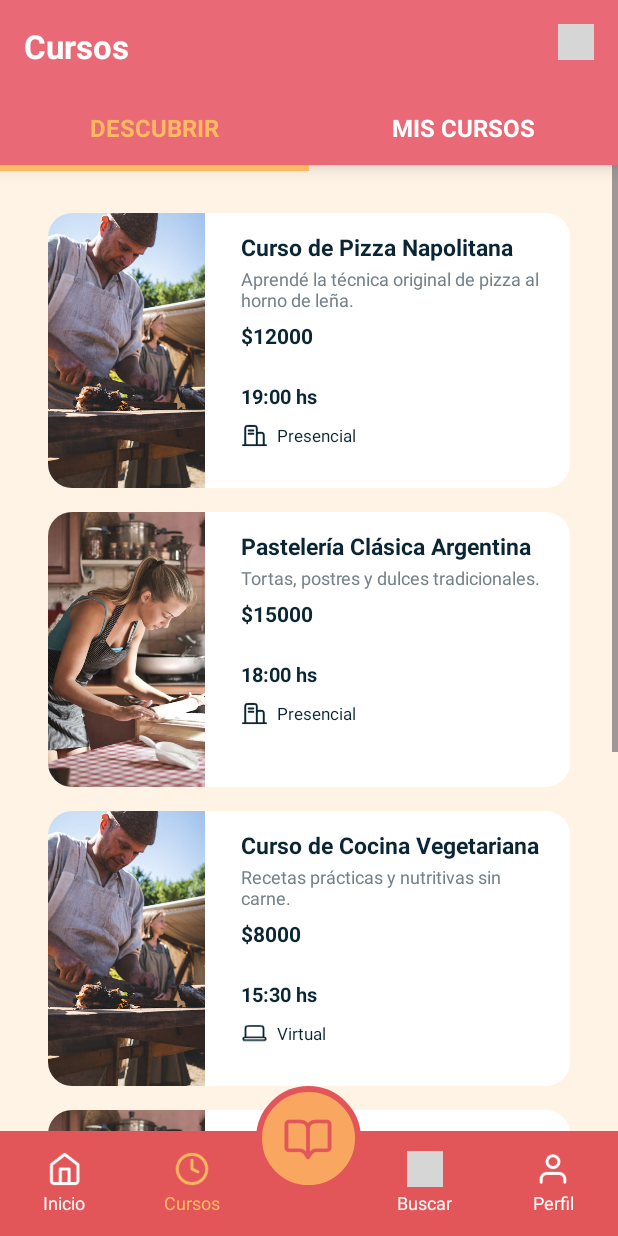
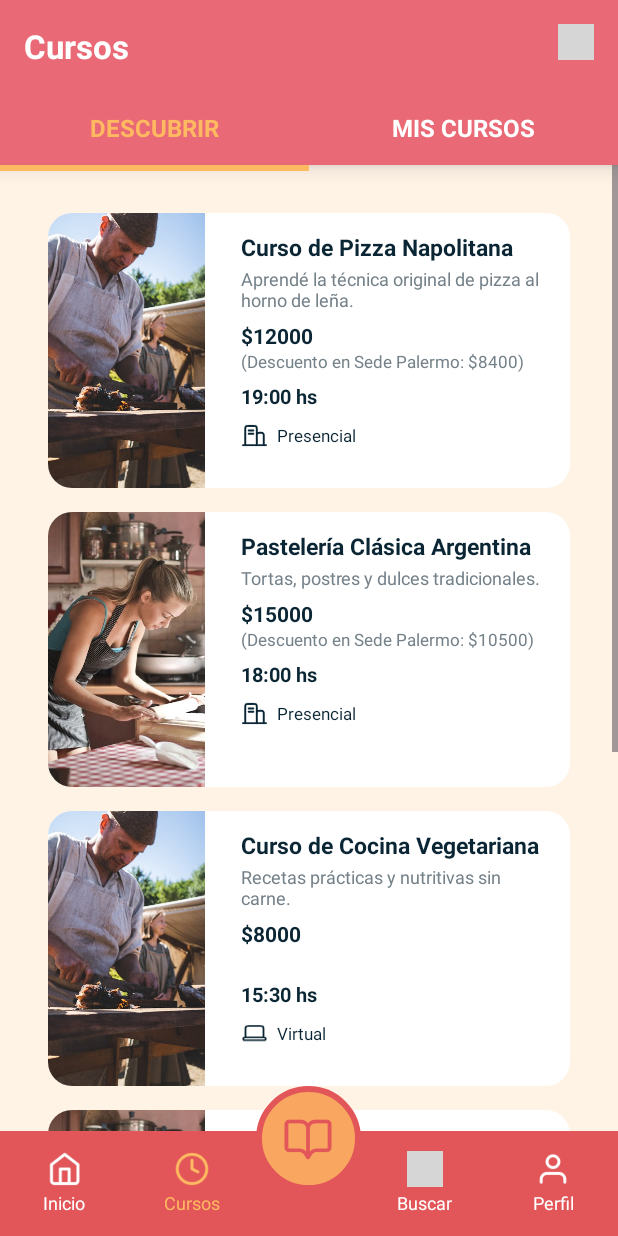
Before and after one commit to juancruz2020/front-desarrollo-de-aplicaciones, an Android app: the CursosActivity screen opened directly, with no data from a screen before it, on a phone screen of 412 x 824 dp. Run offline under Robolectric (Android 15) with nearby library versions, the phone set to English and light mode, and no system bars; grey boxes are pictures that could not be loaded.

Commit message:
Actualizacion de front Cursos

```diff
--- a/app/src/main/AndroidManifest.xml
+++ b/app/src/main/AndroidManifest.xml
@@ -76,7 +76,7 @@
         <activity android:name=".CursosActivity"
             android:theme="@style/Theme.MyApplication"/>
         <activity android:name=".DetalleCursosInscripcionActivity"
-            android:theme="@style/Theme.MyApplication"/>
+            android:theme="@style/Theme.MiApp.Dark"/>
     </application>
 
 </manifest>
--- a/app/src/main/java/com/example/myapplication/CursosActivity.java
+++ b/app/src/main/java/com/example/myapplication/CursosActivity.java
@@ -14,6 +14,7 @@ import androidx.appcompat.app.AppCompatActivity;
 import com.example.myapplication.dto.CursoDTO;
 
 import java.util.ArrayList;
+import java.util.Arrays;
 import java.util.List;
 
 public class CursosActivity extends AppCompatActivity {
@@ -95,7 +96,8 @@ public class CursosActivity extends AppCompatActivity {
                 R.drawable.ic_presencial,
                 R.drawable.imagenpromocionalinicio2,
                 "Carlos Nápoles",
-                "Maestro pizzero napolitano con 20 años de experiencia."
+                "Maestro pizzero napolitano con 20 años de experiencia.",
+                Arrays.asList("Sede Palermo", "Sede Caballito", "Sede Microcentro", "Sede Devoto", "Sede Retiro", "Sede Barrio Mitre")
         ));
 
         cursos.add(new CursoDTO(
@@ -115,7 +117,8 @@ public class CursosActivity extends AppCompatActivity {
                 R.drawable.ic_presencial,
                 R.drawable.camipollo,
                 "Laura Dulcetti",
-                "Pastelera profesional y profesora de cocina dulce."
+                "Pastelera profesional y profesora de cocina dulce.",
+                Arrays.asList("Sede Palermo", "Sede Caballito", "Sede Devoto")
         ));
 
         cursos.add(new CursoDTO(
@@ -135,7 +138,8 @@ public class CursosActivity extends AppCompatActivity {
                 R.drawable.ic_online,
                 R.drawable.fotopromocionaliniciocursos,
                 "Martín Verde",
-                "Chef especializado en cocina vegetariana y saludable."
+                "Chef especializado en cocina vegetariana y saludable.",
+                Arrays.asList("Sede Caballito", "Sede Barrio Mitre")
         ));
 
         cursos.add(new CursoDTO(
@@ -155,7 +159,8 @@ public class CursosActivity extends AppCompatActivity {
                 R.drawable.ic_presencial,
                 R.drawable.cocinafacil,
                 "Kenji Yamato",
-                "Sushiman profesional con formación en Japón."
+                "Sushiman profesional con formación en Japón.",
+                Arrays.asList("Sede Microcentro", "Sede Retiro")
         ));
 
         cursos.add(new CursoDTO(
@@ -175,7 +180,8 @@ public class CursosActivity extends AppCompatActivity {
                 R.drawable.ic_online,
                 R.drawable.cocinandoando,
                 "Sofía Leudante",
-                "Panadera artesanal especialista en fermentación natural."
+                "Panadera artesanal especialista en fermentación natural.",
+                Arrays.asList("Sede Palermo", "Sede Devoto", "Sede Barrio Mitre")
         ));
 
 
@@ -208,6 +214,21 @@ public class CursosActivity extends AppCompatActivity {
         imgCurso.setImageResource(curso.imagenResId);
         icModalidad.setImageResource(curso.iconoModalidadResId);
 
+        // Si tiene Sede Palermo, calcular 30% de descuento
+        if (curso.sedes != null && curso.sedes.contains("Sede Palermo")) {
+            try {
+                // Parsear el precio quitando el '$'
+                int precio = Integer.parseInt(curso.precio.replace("$", "").replace(".", ""));
+                int precioConDescuento = precio - (precio * 30 / 100);
+                tvDescuento.setText("(Descuento en Sede Palermo: $" + precioConDescuento + ")");
+            } catch (NumberFormatException e) {
+                tvDescuento.setText(""); // si hay algún error, no se muestra descuento
+            }
+        } else {
+            tvDescuento.setText("");
+        }
+
+
         item.setOnClickListener(v -> {
             Intent intent = new Intent(CursosActivity.this, DetalleCursosInscripcionActivity.class);
             intent.putExtra("curso", curso);
--- a/app/src/main/java/com/example/myapplication/dto/CursoDTO.java
+++ b/app/src/main/java/com/example/myapplication/dto/CursoDTO.java
@@ -1,6 +1,7 @@
 package com.example.myapplication.dto;
 
 import java.io.Serializable;
+import java.util.List;
 
 public class CursoDTO implements Serializable {
     public String nombre;
@@ -22,10 +23,13 @@ public class CursoDTO implements Serializable {
     public String nombreProfesor;
     public String descripcionProfesor;
 
+    public List<String> sedes;
+
+
     public CursoDTO(String nombre, String descripcion, String precio, String modalidad, String dia,
                     String horario, String fechaInicio, String fechaFin, String objetivo, String temas,
                     String insumos, String montoFinal, int imagenResId, int iconoModalidadResId,
-                    int fotoProfesorResId, String nombreProfesor, String descripcionProfesor) {
+                    int fotoProfesorResId, String nombreProfesor, String descripcionProfesor, List<String> sedes) {
         this.nombre = nombre;
         this.descripcion = descripcion;
         this.precio = precio;
@@ -43,5 +47,6 @@ public class CursoDTO implements Serializable {
         this.fotoProfesorResId = fotoProfesorResId;
         this.nombreProfesor = nombreProfesor;
         this.descripcionProfesor = descripcionProfesor;
+        this.sedes = sedes;
     }
 }
--- /dev/null
+++ b/app/src/main/res/color/checkbox_tint.xml
@@ -0,0 +1,5 @@
+<?xml version="1.0" encoding="utf-8"?>
+<selector xmlns:android="http://schemas.android.com/apk/res/android">
+    <item android:color="#E96A76" android:state_checked="true"/>
+    <item android:color="#748189"/>
+</selector>
--- /dev/null
+++ b/app/src/main/res/drawable/checkbox_tint.xml
@@ -0,0 +1,5 @@
+<?xml version="1.0" encoding="utf-8"?>
+<selector xmlns:android="http://schemas.android.com/apk/res/android">
+    <item android:color="#E96A76" android:state_checked="true"/>
+    <item android:color="#748189"/>
+</selector>
--- a/app/src/main/res/layout/activity_perfil_alumno.xml
+++ b/app/src/main/res/layout/activity_perfil_alumno.xml
@@ -213,6 +213,7 @@
                 android:layout_marginEnd="8dp"/>
 
             <TextView
+                android:id="@+id/tvNumeroTarjeta"
                 android:text="**** **** **** 4567"
                 android:textSize="16sp"
                 android:textColor="#0A2533"
--- a/app/src/main/res/values/themes.xml
+++ b/app/src/main/res/values/themes.xml
@@ -13,4 +13,17 @@
         <item name="android:windowFullscreen">true</item>
     </style>
 
+    <style name="Theme.MiApp.Dark" parent="Theme.Material3.DayNight.NoActionBar">
+        <item name="android:windowBackground">#121212</item>
+        <item name="colorPrimary">#E96A76</item>
+        <item name="colorOnPrimary">#FFFFFF</item>
+        <item name="colorSecondary">#FFBA61</item>
+        <item name="colorOnSecondary">#FFFFFF</item>
+        <item name="colorSurface">#1E1E1E</item>
+        <item name="colorOnSurface">#FFFFFF</item>
+        <item name="android:textColor">#FFFFFF</item>
+        <item name="android:colorControlNormal">#FFFFFF</item>
+    </style>
+
+
 </resources>
```
Also changed, not shown: app/src/main/java/com/example/myapplication/DetalleCursosInscripcionActivity.java (+45 -20 lines), app/src/main/res/layout/activity_detalle_cursos_inscripcion.xml (+44 -0 lines), app/src/main/res/layout/spinner_item_dark.xml (added, +8 -0 lines), app/src/main/res/values/styles.xml (added, +9 -0 lines).
